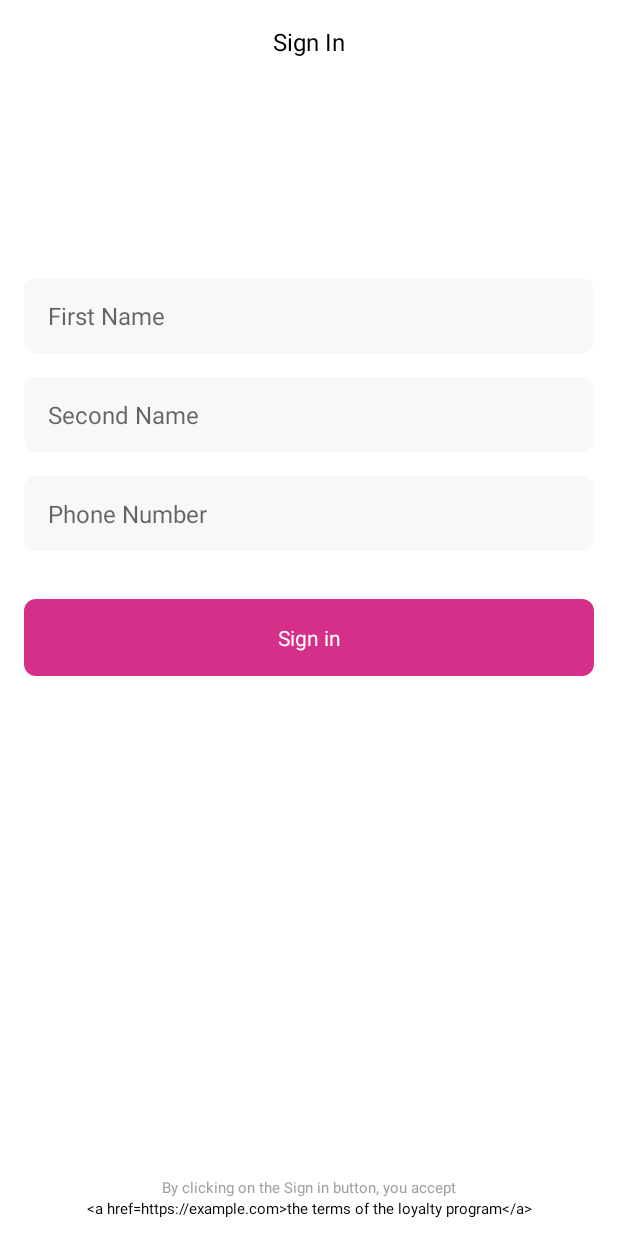
After one commit to klauz42/Yet-Another-Online-Store, an Android app: the layout activity_sign_in.xml on its own in the app's theme, with its tools: preview values and no code run, on a phone screen of 412 x 824 dp. The commit adds this screen. Run offline under Robolectric (Android 15) with nearby library versions, the phone set to English and light mode, and no system bars.

Commit message:
Added sign in screen layout

```diff
--- /dev/null
+++ b/app/src/main/res/color/text_input_layout_stroke_color.xml
@@ -0,0 +1,5 @@
+<?xml version="1.0" encoding="utf-8"?>
+<selector xmlns:android="http://schemas.android.com/apk/res/android">
+    <item android:color="@color/design_default_color_error" android:state_enabled="true" android:state_activated="true"/>
+    <item android:color="@android:color/transparent"/>
+</selector>
--- /dev/null
+++ b/app/src/main/res/layout/activity_sign_in.xml
@@ -0,0 +1,125 @@
+<?xml version="1.0" encoding="utf-8"?>
+<layout xmlns:android="http://schemas.android.com/apk/res/android"
+    xmlns:app="http://schemas.android.com/apk/res-auto"
+    xmlns:tools="http://schemas.android.com/tools">
+
+    <androidx.constraintlayout.widget.ConstraintLayout
+        android:layout_width="match_parent"
+        android:layout_height="match_parent">
+
+        <include
+            android:id="@+id/header"
+            layout="@layout/toolbar_sign_in"
+            android:layout_width="0dp"
+            android:layout_height="wrap_content"
+            app:layout_constraintEnd_toEndOf="parent"
+            app:layout_constraintStart_toStartOf="parent"
+            app:layout_constraintTop_toTopOf="parent" />
+
+        <com.google.android.material.textfield.TextInputLayout
+            android:id="@+id/first_name_input_layout"
+            style="@style/SignInTextInputLayoutStyle"
+            android:layout_width="0dp"
+            android:layout_marginTop="129dp"
+            app:layout_constraintEnd_toStartOf="@id/border_end"
+            app:layout_constraintStart_toEndOf="@id/border_start"
+            app:layout_constraintTop_toBottomOf="@+id/header">
+
+            <com.google.android.material.textfield.TextInputEditText
+                android:id="@+id/first_name_edit_text"
+                android:layout_width="match_parent"
+                android:layout_height="match_parent"
+                android:hint="@string/label_first_name"
+                android:inputType="textPersonName|textCapWords"
+                android:padding="4dp"
+                android:textAppearance="@style/PlaceHolderTextStyle" />
+        </com.google.android.material.textfield.TextInputLayout>
+
+        <com.google.android.material.textfield.TextInputLayout
+            android:id="@+id/second_name_input_layout"
+            style="@style/SignInTextInputLayoutStyle"
+            android:layout_width="0dp"
+            android:layout_marginTop="16dp"
+            app:layout_constraintEnd_toStartOf="@id/border_end"
+            app:layout_constraintStart_toEndOf="@id/border_start"
+            app:layout_constraintTop_toBottomOf="@+id/first_name_input_layout">
+
+            <com.google.android.material.textfield.TextInputEditText
+                android:id="@+id/second_name_edit_text"
+                android:layout_width="match_parent"
+                android:layout_height="match_parent"
+                android:hint="@string/label_second_name"
+                android:inputType="textPersonName|textCapWords"
+                android:padding="4dp"
+                android:text=""
+                android:textAppearance="@style/PlaceHolderTextStyle" />
+        </com.google.android.material.textfield.TextInputLayout>
+
+        <com.google.android.material.textfield.TextInputLayout
+            android:id="@+id/phone_number_input_layout"
+            style="@style/SignInTextInputLayoutStyle"
+            android:layout_width="0dp"
+            android:layout_marginTop="16dp"
+            app:layout_constraintEnd_toStartOf="@id/border_end"
+            app:layout_constraintStart_toEndOf="@id/border_start"
+            app:layout_constraintTop_toBottomOf="@+id/second_name_input_layout">
+
+            <com.google.android.material.textfield.TextInputEditText
+                android:id="@+id/phone_number_edit_text"
+                android:layout_width="match_parent"
+                android:layout_height="match_parent"
+                android:hint="@string/label_phone_number"
+                android:inputType="phone"
+                android:padding="4dp"
+                android:text=""
+                android:textAppearance="@style/PlaceHolderTextStyle" />
+        </com.google.android.material.textfield.TextInputLayout>
+
+        <androidx.appcompat.widget.AppCompatButton
+            android:id="@+id/sign_in_button"
+            style="@style/SignInButton"
+            android:layout_width="0dp"
+            android:layout_height="@dimen/button_large_height"
+            android:layout_marginTop="32dp"
+            android:text="@string/label_button_sign_in"
+            app:layout_constraintEnd_toStartOf="@id/border_end"
+            app:layout_constraintStart_toEndOf="@id/border_start"
+            app:layout_constraintTop_toBottomOf="@+id/phone_number_input_layout"
+            tools:enabled="false" />
+
+        <androidx.appcompat.widget.AppCompatTextView
+            android:layout_width="wrap_content"
+            android:layout_height="wrap_content"
+            android:text="@string/by_clicking_on_the_sign_in_button_you_accept"
+            android:textAppearance="@style/Caption1Style"
+            app:layout_constraintBottom_toTopOf="@id/link_loyalty_program"
+            app:layout_constraintEnd_toEndOf="parent"
+            app:layout_constraintStart_toStartOf="parent" />
+
+        <androidx.appcompat.widget.AppCompatTextView
+            android:id="@+id/link_loyalty_program"
+            android:layout_width="wrap_content"
+            android:layout_height="wrap_content"
+            android:layout_marginBottom="11dp"
+            android:text="@string/loyalty_program_link"
+            android:textAppearance="@style/LinkTextStyle"
+            android:textColorLink="@color/caption_text_color"
+            app:layout_constraintBottom_toBottomOf="parent"
+            app:layout_constraintEnd_toEndOf="parent"
+            app:layout_constraintStart_toStartOf="parent" />
+
+        <androidx.constraintlayout.widget.Guideline
+            android:id="@+id/border_start"
+            android:layout_width="wrap_content"
+            android:layout_height="wrap_content"
+            android:orientation="vertical"
+            app:layout_constraintGuide_begin="16dp" />
+
+        <androidx.constraintlayout.widget.Guideline
+            android:id="@+id/border_end"
+            android:layout_width="wrap_content"
+            android:layout_height="wrap_content"
+            android:orientation="vertical"
+            app:layout_constraintGuide_end="16dp" />
+    </androidx.constraintlayout.widget.ConstraintLayout>
+</layout>
--- a/app/src/main/res/values/colors.xml
+++ b/app/src/main/res/values/colors.xml
@@ -26,6 +26,7 @@
     <color name="heart_color">@color/pink</color>
     <color name="checkbox_heart_tint_color">@color/heart_color</color>
     <color name="text_edit_sign_in_bg_color">@color/light_grey</color>
+    <color name="text_edit_sign_hint_color">@color/grey</color>
     <color name="item_profile_bg_color">@color/light_grey</color>
     <color name="button_brand_bg_color">@color/light_grey</color>
     <color name="tag_checked_bg_color">@color/dark_blue</color>
@@ -44,5 +45,6 @@
     <color name="product_rating_text_color">@color/grey</color>
     <color name="catalog_price_text_color">@color/grey</color>
     <color name="feedback_count_text_color">@color/grey</color>
+    <color name="caption_text_color">@color/grey</color>
 
 </resources>
--- a/app/src/main/res/values/strings.xml
+++ b/app/src/main/res/values/strings.xml
@@ -12,4 +12,14 @@
     <string name="add_to_cart">Add to cart</string>
     <string name="currency_symbol" translatable="false">₽</string>
     <string name="price_format">%1$s%2$d</string>
+    <string name="label_first_name">First Name</string>
+    <string name="label_second_name">Second Name</string>
+    <string name="label_phone_number">Phone Number</string>
+    <string name="label_button_sign_in">Sign in</string>
+    <string name="by_clicking_on_the_sign_in_button_you_accept">By clicking on the Sign in button, you accept</string>
+    <string name="loyalty_program_link">
+        <![CDATA[
+            <a href="https://example.com">the terms of the loyalty program</a>
+        ]]>
+    </string>
 </resources>
--- a/app/src/main/res/values/styles.xml
+++ b/app/src/main/res/values/styles.xml
@@ -59,6 +59,7 @@
     </style>
     <style name="Caption1Style" parent="BaseRegularTitleStyle">
         <item name="android:textSize">10sp</item>
+        <item name="android:textColor">@color/caption_text_color</item>
     </style>
     <style name="ButtonText1Style" parent="BaseMediumTitleStyle">
         <item name="android:textSize">12sp</item>
@@ -79,8 +80,9 @@
         <item name="android:textSize">10sp</item>
     </style>
 
+
     <!--buttons-->
-    <style name="BaseLargeButtonStyle" parent="Widget.AppCompat.Button">
+    <style name="BaseLargeButtonStyle" parent="Widget.AppCompat.Button.Borderless">
         <item name="android:background">@drawable/button_large_background</item>
         <item name="android:textAllCaps">false</item>
         <item name="android:layout_height">@dimen/button_large_height</item>
@@ -90,6 +92,25 @@
     </style>
     <style name="SignInButton" parent="BaseLargeButtonStyle">
         <item name="android:textAppearance">@style/LargeButtonTextAppearance</item>
+    </style>
+    <style name="SignInTextInputLayoutStyle" parent="Widget.MaterialComponents.TextInputLayout.OutlinedBox">
+        <item name="android:layout_height">@dimen/text_input_sign_in_height</item>
+        <item name="android:textColorHint">@color/text_edit_sign_hint_color</item>
+        <item name="boxBackgroundColor">@color/text_edit_sign_in_bg_color</item>
+        <item name="boxCornerRadiusBottomEnd">@dimen/text_input_sign_in_radius</item>
+        <item name="boxCornerRadiusBottomStart">@dimen/text_input_sign_in_radius</item>
+        <item name="boxCornerRadiusTopEnd">@dimen/text_input_sign_in_radius</item>
+        <item name="boxCornerRadiusTopStart">@dimen/text_input_sign_in_radius</item>
+        <item name="boxStrokeWidth">2dp</item>
+        <item name="boxStrokeWidthFocused">0dp</item>
+        <item name="boxStrokeColor">@color/text_input_layout_stroke_color</item>
+        <item name="placeholderTextAppearance">@style/PlaceHolderTextStyle</item>
+        <item name="errorTextAppearance">@style/PlaceHolderTextStyle</item>
+        <item name="hintEnabled">false</item>
+        <item name="errorEnabled">true</item>
+        <item name="errorIconDrawable">@null</item>
+        <item name="endIconMode">clear_text</item>
+        <item name="endIconDrawable">@drawable/big_close</item>
     </style>
 
     <!--checkboxes-->
--- a/app/src/main/res/values/themes.xml
+++ b/app/src/main/res/values/themes.xml
@@ -9,6 +9,7 @@
         <item name="colorSecondary">@color/teal_200</item>
         <item name="colorSecondaryVariant">@color/teal_700</item>
         <item name="colorOnSecondary">@color/black</item>
+        <item name="colorControlActivated">@color/black</item>
         <!-- Status bar color. -->
 <!--        <item name="android:statusBarColor">?attr/colorPrimaryVariant</item>-->
         <!-- Customize your theme here. -->
```
Also changed, not shown: 1 other file.
